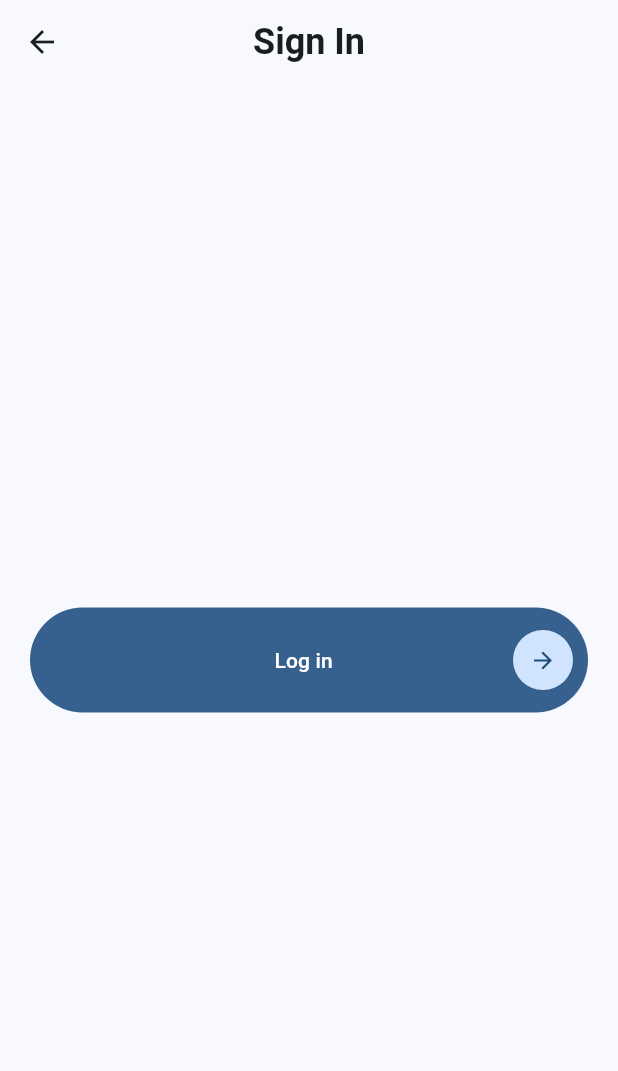
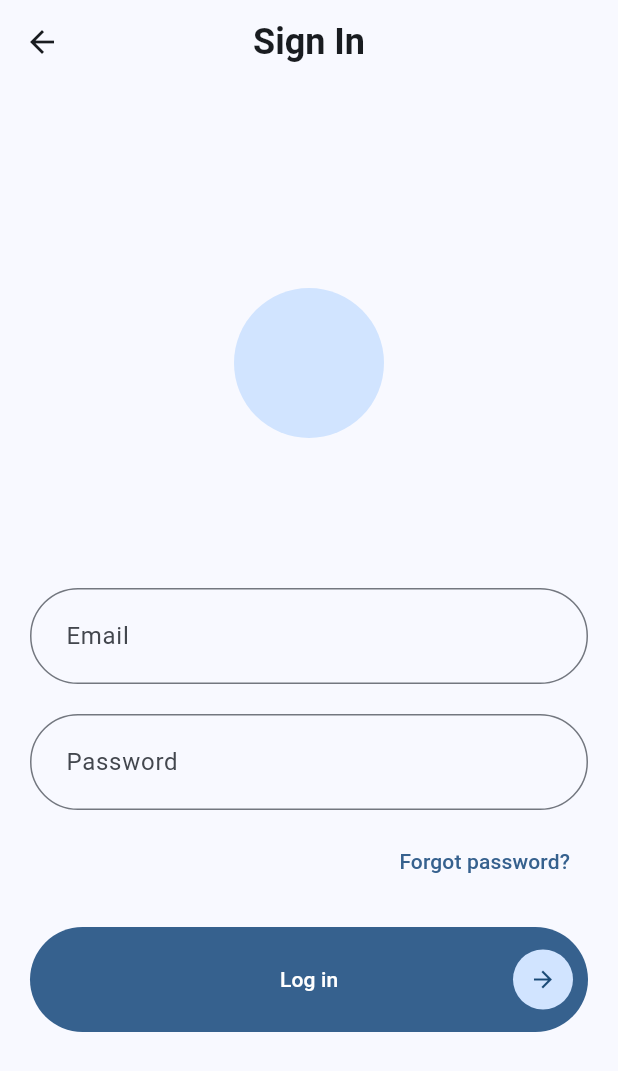
Before and after one commit to itsumrat/uk-recycling, a Flutter app: the SignIn screen opened by its route, on a phone screen of 412 x 824 dp. Shown: the top 1071 px of the screen. Run offline on Flutter 3.47's test engine with Material 2 defaults, Android fonts, the phone set to English and light mode, and no system bars; our stand-ins replace get.

Commit message:
forgot password in progress

```diff
--- a/lib/app/modules/sign_in/controllers/sign_in_controller.dart
+++ b/lib/app/modules/sign_in/controllers/sign_in_controller.dart
@@ -1,3 +1,4 @@
+import 'package:flutter/material.dart';
 import 'package:get/get.dart';
 
 enum UserType {
@@ -18,8 +19,11 @@ enum UserType {
 class SignInController extends GetxController {
   Rxn<UserType> userType = Rxn<UserType>();
 
+  TextEditingController emailController = TextEditingController();
 
-  void updateUserType(UserType userType){
+  TextEditingController passwordController = TextEditingController();
+
+  void updateUserType(UserType userType) {
     this.userType.value = userType;
   }
 }
--- a/lib/app/modules/sign_in/views/sign.in.dart
+++ b/lib/app/modules/sign_in/views/sign.in.dart
@@ -1,7 +1,9 @@
 import 'package:flutter/material.dart';
 import 'package:get/get.dart';
 import 'package:recycle/app/modules/sign_in/controllers/sign_in_controller.dart';
+import 'package:recycle/app/routes/app_pages.dart';
 import 'package:recycle/app/widgets/app.icon.button.filled.dart';
+import 'package:recycle/app/widgets/app.text.form.field.dart';
 
 class SignIn extends GetView<SignInController> {
   const SignIn({super.key});
@@ -19,9 +21,38 @@ class SignIn extends GetView<SignInController> {
           mainAxisAlignment: MainAxisAlignment.center,
           crossAxisAlignment: CrossAxisAlignment.stretch,
           children: [
+            const SizedBox(
+              height: 100,
+              child: CircleAvatar(),
+            ),
+            const SizedBox(height: 100),
+            AppTextFormField(
+              controller: controller.emailController,
+              label: "Email",
+            ),
+            const SizedBox(height: 20),
+            AppTextFormField(
+              controller: controller.passwordController,
+              label: "Password",
+              obscureText: true,
+            ),
+            const SizedBox(height: 10),
+            Align(
+              alignment: Alignment.centerRight,
+              child: TextButton(
+                onPressed: () {
+                  Get.toNamed(Routes.FORGOT_PASSWORD);
+                },
+                style: TextButton.styleFrom(
+                  foregroundColor: Theme.of(context).primaryColor,
+                ),
+                child: const Text("Forgot password?", textAlign: TextAlign.end),
+              ),
+            ),
+            const SizedBox(height: 20),
             AppIconButton(
               onPressed: () {},
-              title: "Log in  ",
+              title: "Log in",
             ),
           ],
         ),
--- a/lib/app/routes/app_pages.dart
+++ b/lib/app/routes/app_pages.dart
@@ -1,9 +1,11 @@
 import 'package:get/get.dart';
-import 'package:recycle/app/modules/sign_in/views/sign.in.dart';
 
+import '../modules/forgot_password/bindings/forgot_password_binding.dart';
+import '../modules/forgot_password/views/forgot_password_view.dart';
 import '../modules/home/bindings/home_binding.dart';
 import '../modules/home/views/home_view.dart';
 import '../modules/sign_in/bindings/sign_in_binding.dart';
+import '../modules/sign_in/views/sign.in.dart';
 import '../modules/sign_in/views/user.type.selector.page.dart';
 
 part 'app_routes.dart';
@@ -29,6 +31,10 @@ class AppPages {
       page: () => const UserTypeSelector(),
       binding: SignInBinding(),
     ),
-
+    GetPage(
+      name: _Paths.FORGOT_PASSWORD,
+      page: () => const ForgotPasswordView(),
+      binding: ForgotPasswordBinding(),
+    ),
   ];
 }
--- a/lib/app/routes/app_routes.dart
+++ b/lib/app/routes/app_routes.dart
@@ -6,6 +6,7 @@ abstract class Routes {
   static const HOME = _Paths.HOME;
   static const SIGN_IN = _Paths.SIGN_IN;
   static const USER_TYPE_SELECTOR = _Paths.USER_TYPE_SELECTOR;
+  static const FORGOT_PASSWORD = _Paths.FORGOT_PASSWORD;
 }
 
 abstract class _Paths {
@@ -13,4 +14,5 @@ abstract class _Paths {
   static const HOME = '/home';
   static const USER_TYPE_SELECTOR = '/user-type-selector';
   static const SIGN_IN = '/sign-in';
+  static const FORGOT_PASSWORD = '/forgot-password';
 }
--- /dev/null
+++ b/lib/app/widgets/app.text.form.field.dart
@@ -0,0 +1,33 @@
+import 'package:flutter/material.dart';
+
+class AppTextFormField extends StatelessWidget {
+  const AppTextFormField({
+    super.key,
+    this.controller,
+    required this.label,
+    this.obscureText = false,
+    this.keyboardType = TextInputType.text,
+  });
+
+  final TextEditingController? controller;
+  final String label;
+  final bool obscureText;
+  final TextInputType keyboardType;
+
+  @override
+  Widget build(BuildContext context) {
+    return TextFormField(
+      controller: controller,
+      obscureText: obscureText,
+      keyboardType: keyboardType,
+      decoration: InputDecoration(
+        labelText: label,
+        contentPadding:
+            const EdgeInsets.symmetric(horizontal: 20, vertical: 20),
+        border: const OutlineInputBorder(
+          borderRadius: BorderRadius.all(Radius.circular(50)),
+        ),
+      ),
+    );
+  }
+}
```
Also changed, not shown: lib/app/modules/forgot_password/bindings/forgot_password_binding.dart (added, +12 -0 lines), lib/app/modules/forgot_password/controllers/forgot_password_controller.dart (added, +23 -0 lines), lib/app/modules/forgot_password/views/forgot_password_view.dart (added, +24 -0 lines).
